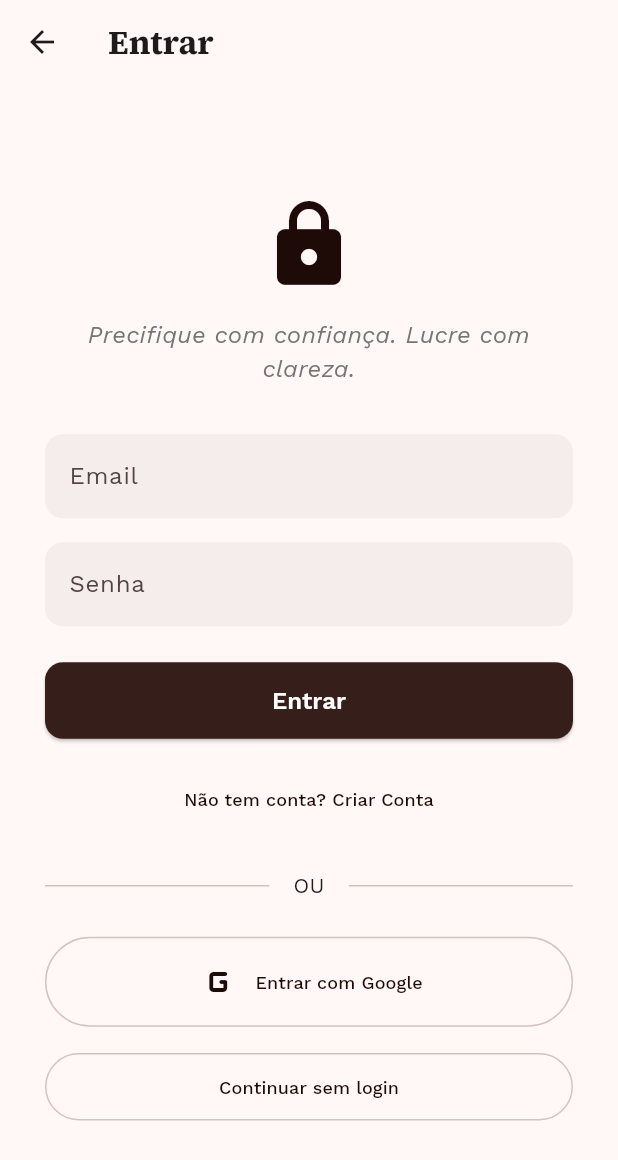
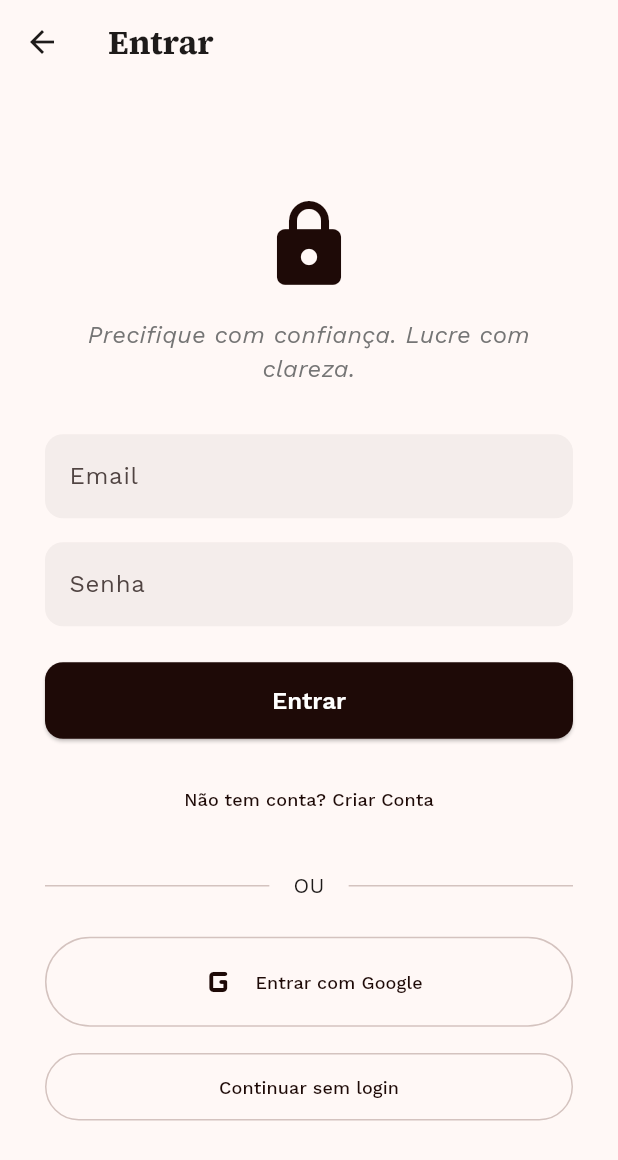
Before and after one commit to WellingtonPereiraLuiz/CustoDoce, a Flutter app: the screen it shows after launch, after a tap on "Entrar com Google", on a phone screen of 412 x 824 dp. Shown: the top 1160 px of the screen. Run offline on Flutter 3.47's test engine with Material 3 defaults, Android fonts, the phone set to English and light mode, and no system bars; our stand-ins replace firebase_auth, firebase_core, flutter_riverpod, go_router, google_fonts, google_sign_in and 9 more; missing offline and left inert: purchases_flutter, purchases_ui_flutter; accounts and stored records are empty.

Commit message:
chore: release v1.3.2

```diff
--- a/lib/core/theme/app_theme.dart
+++ b/lib/core/theme/app_theme.dart
@@ -41,7 +41,7 @@ class AppTheme {
   static const Color surfaceVariantDark = Color(0xFF33302F);
 
   static ThemeData get lightTheme {
-    final colorScheme = const ColorScheme(
+    const colorScheme = ColorScheme(
       brightness: Brightness.light,
       primary: primaryColor,
       onPrimary: onPrimary,
@@ -61,17 +61,17 @@ class AppTheme {
       onSurfaceVariant: onSurfaceVariant,
       outline: outline,
       outlineVariant: outlineVariant,
-      tertiary: const Color(0xFF4A7B6F),
-      onTertiary: const Color(0xFFFFFFFF),
-      tertiaryContainer: const Color(0xFF132924),
-      onTertiaryContainer: const Color(0xFF7A918A),
+      tertiary: Color(0xFF4A7B6F),
+      onTertiary: Color(0xFFFFFFFF),
+      tertiaryContainer: Color(0xFF132924),
+      onTertiaryContainer: Color(0xFF7A918A),
     );
 
     return _buildTheme(colorScheme);
   }
 
   static ThemeData get darkTheme {
-    final colorScheme = const ColorScheme.dark(
+    const colorScheme = ColorScheme.dark(
       primary: Color(0xFFE5BEB6),
       onPrimary: Color(0xFF1E0A07),
       primaryContainer: Color(0xFF361F1A),
@@ -84,12 +84,12 @@ class AppTheme {
       onSurface: Color(0xFFFFF8F6),
       surfaceContainerHighest: Color(0xFF33302F),
       onSurfaceVariant: Color(0xFFE9E1DF),
-      outline: const Color(0xFF827471),
-      outlineVariant: const Color(0xFF504442),
-      tertiary: const Color(0xFFB3CCC4),
-      onTertiary: const Color(0xFF091F1B),
-      tertiaryContainer: const Color(0xFF354B45),
-      onTertiaryContainer: const Color(0xFFCFE8E0),
+      outline: Color(0xFF827471),
+      outlineVariant: Color(0xFF504442),
+      tertiary: Color(0xFFB3CCC4),
+      onTertiary: Color(0xFF091F1B),
+      tertiaryContainer: Color(0xFF354B45),
+      onTertiaryContainer: Color(0xFFCFE8E0),
     );
     return _buildTheme(colorScheme);
   }
@@ -129,7 +129,7 @@ class AppTheme {
         ),
       ),
       floatingActionButtonTheme: FloatingActionButtonThemeData(
-        backgroundColor: colorScheme.primaryContainer,
+        backgroundColor: colorScheme.primary,
         foregroundColor: colorScheme.onPrimary,
         elevation: 4,
       ),
@@ -149,7 +149,7 @@ class AppTheme {
       ),
       elevatedButtonTheme: ElevatedButtonThemeData(
         style: ElevatedButton.styleFrom(
-          backgroundColor: colorScheme.primaryContainer,
+          backgroundColor: colorScheme.primary,
           foregroundColor: colorScheme.onPrimary,
           padding: const EdgeInsets.symmetric(horizontal: 24, vertical: 14),
           shape: RoundedRectangleBorder(
--- a/lib/core/utils/seeder.dart
+++ b/lib/core/utils/seeder.dart
@@ -11,11 +11,11 @@ Future<void> seedDatabase() async {
 
     String generateId() => DateTime.now().microsecondsSinceEpoch.toString();
 
-    final leiteCondId = generateId() + '1';
-    final farinhaId = generateId() + '2';
-    final ovoId = generateId() + '3';
-    final acucarId = generateId() + '4';
-    final leiteId = generateId() + '5';
+    final leiteCondId = '${generateId()}1';
+    final farinhaId = '${generateId()}2';
+    final ovoId = '${generateId()}3';
+    final acucarId = '${generateId()}4';
+    final leiteId = '${generateId()}5';
 
     final ingredients = [
       [leiteCondId, 'Leite Condensado', 'g', 450.0, 7.00, 7.00/450.0, null],
@@ -37,9 +37,9 @@ Future<void> seedDatabase() async {
       });
     }
 
-    final recipeId = generateId() + '6';
-    final totalCost = (10.0/12.0)*3 + (5.50/1000.0)*300 + (4.00/1000.0)*200 + (5.00/1000.0)*200;
-    final suggestedPrice = totalCost + (totalCost * 0.50);
+    final recipeId = '${generateId()}6';
+    const totalCost = (10.0/12.0)*3 + (5.50/1000.0)*300 + (4.00/1000.0)*200 + (5.00/1000.0)*200;
+    const suggestedPrice = totalCost + (totalCost * 0.50);
 
     await db.insert('recipes', {
       'id': recipeId,
--- a/lib/presentation/screens/auth/login_screen.dart
+++ b/lib/presentation/screens/auth/login_screen.dart
@@ -67,7 +67,7 @@ class _LoginScreenState extends ConsumerState<LoginScreen> {
               mainAxisAlignment: MainAxisAlignment.center,
               crossAxisAlignment: CrossAxisAlignment.stretch,
               children: [
-                const Icon(Icons.lock_rounded, size: 64, color: AppTheme.primaryColor),
+                Icon(Icons.lock_rounded, size: 64, color: AppTheme.primaryColor),
                 const SizedBox(height: 16),
                 Text(
                   'Precifique com confiança. Lucre com clareza.',
@@ -156,7 +156,7 @@ class _LoginScreenState extends ConsumerState<LoginScreen> {
                       if (mounted) setState(() => _isLoading = false);
                     }
                   },
-                  icon: const Icon(Icons.g_mobiledata_rounded, size: 32),
+                  icon: Icon(Icons.g_mobiledata_rounded, size: 32),
                   label: const Text('Entrar com Google'),
                   style: OutlinedButton.styleFrom(
                     padding: const EdgeInsets.symmetric(vertical: 14),
--- a/lib/presentation/screens/auth/register_screen.dart
+++ b/lib/presentation/screens/auth/register_screen.dart
@@ -75,7 +75,7 @@ class _RegisterScreenState extends ConsumerState<RegisterScreen> {
               mainAxisAlignment: MainAxisAlignment.center,
               crossAxisAlignment: CrossAxisAlignment.stretch,
               children: [
-                const Icon(Icons.person_add_rounded, size: 64, color: AppTheme.primaryColor),
+                Icon(Icons.person_add_rounded, size: 64, color: AppTheme.primaryColor),
                 const SizedBox(height: 32),
                 Form(
                   key: _formKey,
--- a/lib/presentation/screens/splash/splash_screen.dart
+++ b/lib/presentation/screens/splash/splash_screen.dart
@@ -1,7 +1,6 @@
 import 'dart:async';
 import 'package:flutter/material.dart';
 import 'package:go_router/go_router.dart';
-import 'package:custo_doce/core/theme/app_theme.dart';
 
 import 'package:flutter_riverpod/flutter_riverpod.dart';
 import 'package:custo_doce/core/providers/auth_provider.dart';
@@ -44,7 +43,7 @@ class _SplashScreenState extends ConsumerState<SplashScreen> {
                 shape: BoxShape.circle,
                 boxShadow: [
                   BoxShadow(
-                    color: AppTheme.primaryColor.withValues(alpha: 0.2),
+                    color: Theme.of(context).colorScheme.primary.withValues(alpha: 0.2),
                     blurRadius: 30,
                     spreadRadius: 5,
                   ),
@@ -57,17 +56,17 @@ class _SplashScreenState extends ConsumerState<SplashScreen> {
                   width: 150,
                   height: 150,
                   fit: BoxFit.cover,
-                  errorBuilder: (_, __, ___) => const Icon(
+                  errorBuilder: (_, __, ___) => Icon(
                     Icons.cake,
                     size: 100,
-                    color: AppTheme.primaryColor,
+                    color: Theme.of(context).colorScheme.primary,
                   ),
                 ),
               ),
             ),
             const SizedBox(height: 48),
-            const CircularProgressIndicator(
-              color: AppTheme.primaryColor,
+            CircularProgressIndicator(
+              color: Theme.of(context).colorScheme.primary,
             ),
           ],
         ),
--- a/lib/presentation/widgets/locked_feature_screen.dart
+++ b/lib/presentation/widgets/locked_feature_screen.dart
@@ -1,6 +1,5 @@
 import 'package:custo_doce/core/theme/app_theme.dart';
 import 'package:flutter/material.dart';
-import 'package:go_router/go_router.dart';
 import 'package:google_fonts/google_fonts.dart';
 import 'package:flutter_riverpod/flutter_riverpod.dart';
 import 'package:custo_doce/core/utils/plan_gate.dart';
--- a/pubspec.yaml
+++ b/pubspec.yaml
@@ -1,7 +1,7 @@
 name: custo_doce
 description: "CustoDoce - Calculadora de custos de receitas e precificaÃ§Ã£o de produtos."
 publish_to: 'none'
-version: 1.3.1+4
+version: 1.3.2+5
 
 environment:
   sdk: '>=3.3.0 <4.0.0'
```
Also changed, not shown: lib/core/models/subscription_plan.dart (+6 -6 lines), lib/presentation/providers/recipe_builder_provider.dart (+8 -1 lines), lib/presentation/screens/ai_chat/ai_chat_screen.dart (+8 -9 lines), lib/presentation/screens/home/home_screen.dart (+14 -10 lines), lib/presentation/screens/ingredient_manager/ingredient_manager_screen.dart (+17 -17 lines), lib/presentation/screens/paywall/paywall_screen.dart (+5 -5 lines), lib/presentation/screens/recipe/recipe_detail_screen.dart (+10 -4 lines), lib/presentation/screens/recipe_builder/recipe_builder_screen.dart (+23 -18 lines), lib/presentation/screens/settings/settings_screen.dart (+19 -17 lines), lib/firebase_options.dart, 4 other files.
